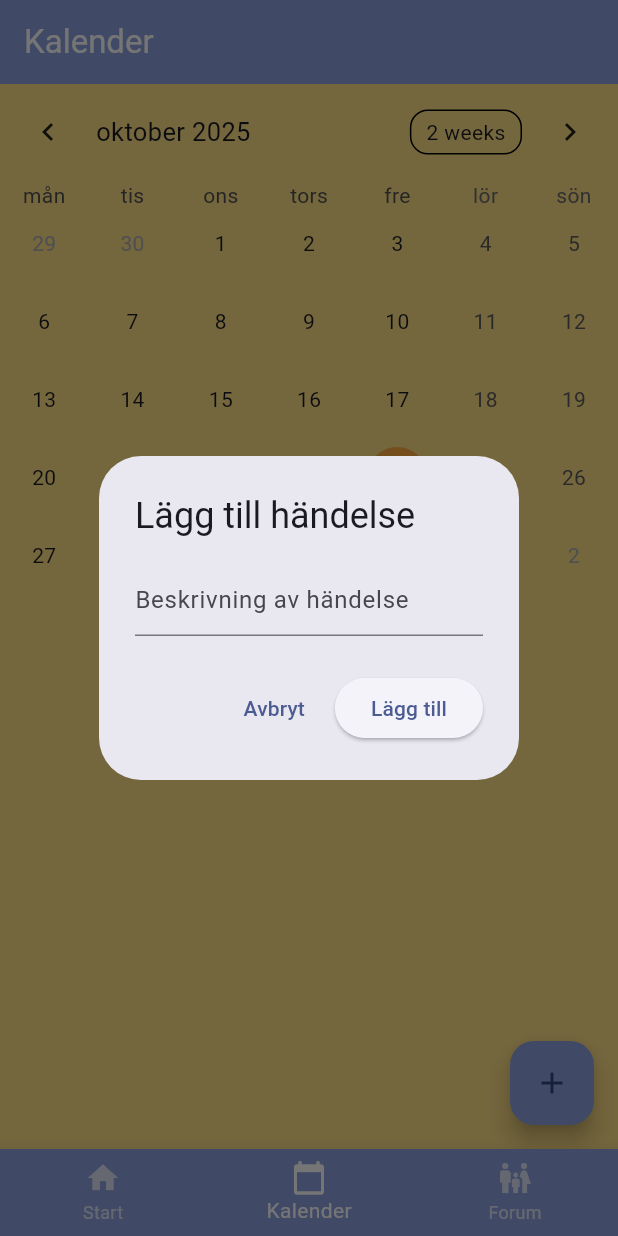
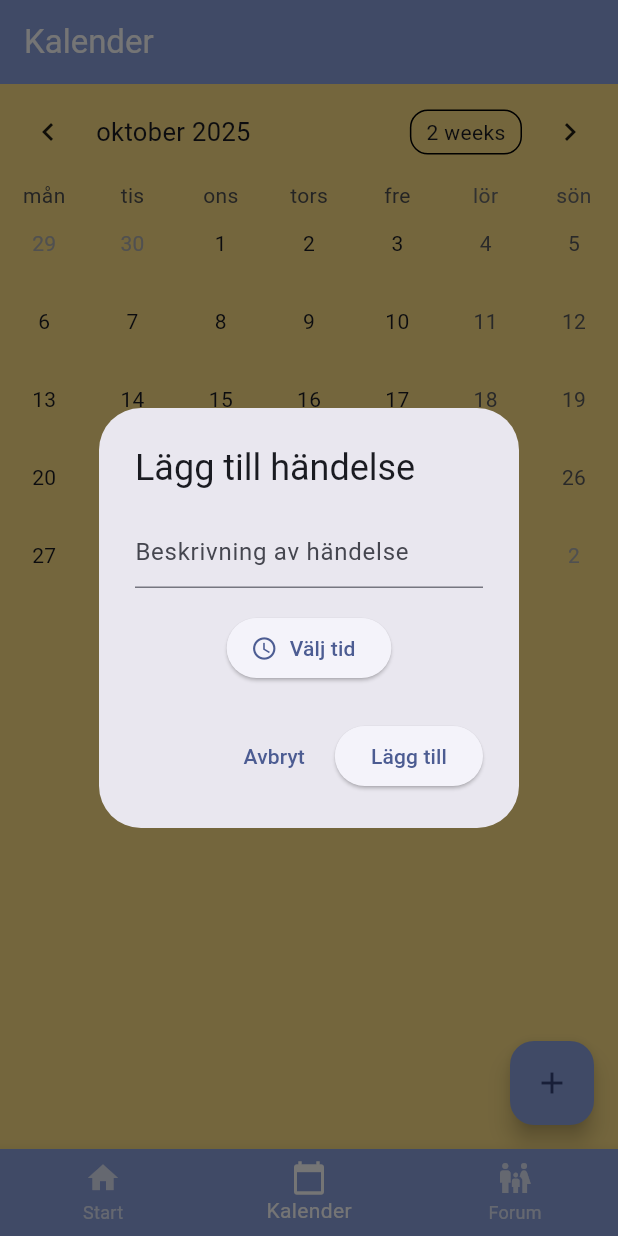
Before and after one commit to gu-tig333-ht25/Grupp-2, a Flutter app: the screen it shows once a user with an empty profile is signed in, item 2 of the bottom bar chosen, after a tap on the "add" icon, on a phone screen of 412 x 824 dp. Run offline on Flutter 3.47's test engine with Material 3 defaults, Android fonts, the phone set to English and light mode, and no system bars; drawn by our look-alikes of table_calendar; our stand-ins replace firebase_auth, firebase_core; accounts and stored records are empty.

Commit message:
nu kan man lägga in specifika tider i 24h format

```diff
--- a/lib/calendar/calendar.dart
+++ b/lib/calendar/calendar.dart
@@ -1,4 +1,5 @@
 import 'package:flutter/material.dart';
+import 'package:flutter/cupertino.dart';
 import 'package:table_calendar/table_calendar.dart';
 import 'package:provider/provider.dart';
 import 'calendar_provider.dart';
@@ -35,7 +36,7 @@ class _CalendarPageState extends State<CalendarPage> {
             lastDay: DateTime.utc(2030, 12, 31),
             focusedDay: _focusedDay,
             selectedDayPredicate: (day) => isSameDay(_selectedDay, day),
-            eventLoader: calendarProvider.getEventsForDay,
+            eventLoader: (day) => calendarProvider.getEventsForDay(day),
             startingDayOfWeek: StartingDayOfWeek.monday,
             calendarStyle: const CalendarStyle(
               todayDecoration: BoxDecoration(
@@ -73,8 +74,14 @@ class _CalendarPageState extends State<CalendarPage> {
                   ...events.map((event) => Card(
                         color: const Color(0xFF8CA1DE),
                         child: ListTile(
-                          title: Text(event,
-                              style: const TextStyle(color: Colors.white)),
+                          title: Text(
+                            event.title,
+                            style: const TextStyle(color: Colors.white),
+                          ),
+                          subtitle: Text(
+                            "🕒 ${_formatTime24(event.time)}",
+                            style: const TextStyle(color: Colors.white70),
+                          ),
                           trailing: IconButton(
                             icon: const Icon(Icons.delete, color: Colors.white),
                             onPressed: () {
@@ -97,19 +104,81 @@ class _CalendarPageState extends State<CalendarPage> {
     );
   }
 
-  // ---- SAFE ADD EVENT DIALOG ----
+  // ✅ Convert TimeOfDay → 24-hour formatted string
+  String _formatTime24(TimeOfDay time) {
+    final now = DateTime.now();
+    final dt = DateTime(now.year, now.month, now.day, time.hour, time.minute);
+    return DateFormat.Hm('sv_SE').format(dt); // HH:mm format (24h)
+  }
+
+  // ---- ADD EVENT DIALOG WITH SCROLLABLE TIME PICKER ----
   void _showAddEventDialog(
       BuildContext context, CalendarProvider calendarProvider) {
     final controller = TextEditingController();
+    TimeOfDay? selectedTime;
 
     showDialog(
       context: context,
-      builder: (dialogContext) => AlertDialog(
+      builder: (dialogContext) => StatefulBuilder(
+        builder: (context, setState) => AlertDialog(
           title: const Text("Lägg till händelse"),
-        content: TextField(
+          content: Column(
+            mainAxisSize: MainAxisSize.min,
+            children: [
+              TextField(
                 controller: controller,
-          decoration:
-              const InputDecoration(hintText: "Beskrivning av händelse"),
+                decoration: const InputDecoration(
+                  hintText: "Beskrivning av händelse",
+                ),
+              ),
+              const SizedBox(height: 16),
+              ElevatedButton.icon(
+                icon: const Icon(Icons.access_time),
+                label: Text(selectedTime == null
+                    ? "Välj tid"
+                    : "Vald tid: ${_formatTime24(selectedTime!)}"),
+                onPressed: () async {
+                  // Open scrollable time picker (Cupertino-style)
+                  await showCupertinoModalPopup(
+                    context: dialogContext,
+                    builder: (_) => Container(
+                      height: 250,
+                      color: Colors.white,
+                      child: Column(
+                        children: [
+                          SizedBox(
+                            height: 200,
+                            child: CupertinoDatePicker(
+                              mode: CupertinoDatePickerMode.time,
+                              use24hFormat: true, // 24-hour format
+                              initialDateTime: DateTime.now(),
+                              onDateTimeChanged: (DateTime dateTime) {
+                                setState(() {
+                                  selectedTime = TimeOfDay(
+                                    hour: dateTime.hour,
+                                    minute: dateTime.minute,
+                                  );
+                                });
+                              },
+                            ),
+                          ),
+                          TextButton(
+                            child: const Text(
+                              "Klar",
+                              style: TextStyle(
+                                color: Color(0xFF8CA1DE),
+                                fontWeight: FontWeight.bold,
+                              ),
+                            ),
+                            onPressed: () => Navigator.pop(context),
+                          ),
+                        ],
+                      ),
+                    ),
+                  );
+                },
+              ),
+            ],
           ),
           actions: [
             TextButton(
@@ -124,17 +193,26 @@ class _CalendarPageState extends State<CalendarPage> {
               child: const Text("Lägg till"),
               onPressed: () {
                 final text = controller.text.trim();
-              if (text.isNotEmpty) {
+                if (text.isNotEmpty && selectedTime != null) {
                   calendarProvider.addEvent(
-                    _selectedDay ?? DateTime.now(), text);
+                    _selectedDay ?? DateTime.now(),
+                    CalendarEvent(time: selectedTime!, title: text),
+                  );
                   if (Navigator.of(dialogContext).canPop()) {
                     Navigator.of(dialogContext).pop();
                   }
+                } else {
+                  ScaffoldMessenger.of(context).showSnackBar(
+                    const SnackBar(
+                      content: Text("Ange både titel och tid för händelsen"),
+                    ),
+                  );
                 }
               },
             ),
           ],
         ),
+      ),
     );
   }
 }
--- a/lib/calendar/calendar_provider.dart
+++ b/lib/calendar/calendar_provider.dart
@@ -1,34 +1,42 @@
 import 'package:flutter/material.dart';
 
+class CalendarEvent {
+  final TimeOfDay time;
+  final String title;
+
+  CalendarEvent({required this.time, required this.title});
+}
+
 class CalendarProvider extends ChangeNotifier {
-  final Map<DateTime, List<String>> _events = {};
+  final Map<DateTime, List<CalendarEvent>> _events = {};
 
-  Map <DateTime, List<String>> get events => _events;
+  Map<DateTime, List<CalendarEvent>> get events => _events;
 
   DateTime _normalize(DateTime date) =>
-    DateTime(date.year, date.month, date.day);
+      DateTime(date.year, date.month, date.day);
 
-  List<String> getEventsForDay(DateTime day){
+  List<CalendarEvent> getEventsForDay(DateTime day) {
     final normalized = _normalize(day);
-    return _events[normalized] ?? [];
+    final list = _events[normalized] ?? [];
+    // Sort by time so they appear chronologically
+    list.sort((a, b) =>
+        a.time.hour * 60 + a.time.minute - (b.time.hour * 60 + b.time.minute));
+    return list;
   }
 
-  void addEvent(DateTime day, String event) {
+  void addEvent(DateTime day, CalendarEvent event) {
     final normalized = _normalize(day);
-    if (_events[normalized] == null) {
-      _events[normalized] = [];
-    }
+    _events.putIfAbsent(normalized, () => []);
     _events[normalized]!.add(event);
     notifyListeners();
   }
 
-  void removeEvent(DateTime day, String event) {
+  void removeEvent(DateTime day, CalendarEvent event) {
     final normalized = _normalize(day);
     _events[normalized]?.remove(event);
     if (_events[normalized]?.isEmpty ?? false) {
       _events.remove(normalized);
     }
     notifyListeners();
-
   }
 }
```
Lines whose indentation alone changed are shown as unchanged.
